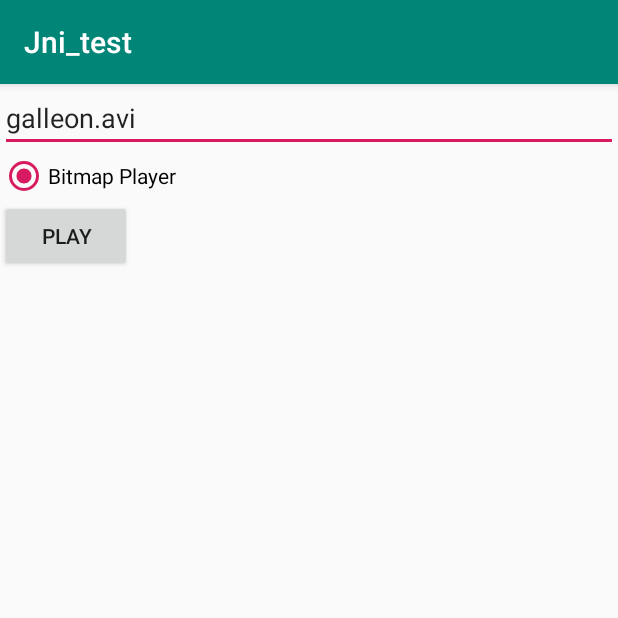
After one commit to jigangzhang/jni_test, an Android app: the MediaAviActivity screen opened directly, with no data from a screen before it, on a phone screen of 412 x 824 dp, the top half of it. The commit adds this screen. Run offline under Robolectric (Android 15) with nearby library versions, the phone set to English and light mode, and no system bars.

Commit message:
实现AVI视频播放（Bitmap player）；

```diff
--- a/app/src/main/AndroidManifest.xml
+++ b/app/src/main/AndroidManifest.xml
@@ -13,6 +13,10 @@
             android:roundIcon="@mipmap/ic_launcher_round"
             android:supportsRtl="true"
             android:theme="@style/AppTheme">
+        <activity android:name=".media.BitmapPlayerActivity" android:label="@string/bitmap_player_title">
+        </activity>
+        <activity android:name=".media.MediaAviActivity">
+        </activity>
         <activity android:name=".socket.EchoLocalActivity">
         </activity>
         <activity android:name=".socket.EchoClientActivity">
--- a/app/src/main/cpp/CMakeLists.txt
+++ b/app/src/main/cpp/CMakeLists.txt
@@ -63,4 +63,4 @@ target_link_libraries( # Specifies the target library.  指定目标library
 
 #添加子目录,将会调用子目录中的CMakeLists.txt, 生成多个 so库
 ADD_SUBDIRECTORY(echo)
-#ADD_SUBDIRECTORY(two)
+ADD_SUBDIRECTORY(meida)
--- a/app/src/main/java/com/god/seep/jni_test/MainActivity.kt
+++ b/app/src/main/java/com/god/seep/jni_test/MainActivity.kt
@@ -8,6 +8,7 @@ import androidx.appcompat.app.AppCompatActivity
 import android.os.Bundle
 import android.util.Log
 import androidx.annotation.RequiresApi
+import com.god.seep.jni_test.media.MediaAviActivity
 import com.god.seep.jni_test.socket.EchoClientActivity
 import com.god.seep.jni_test.socket.EchoLocalActivity
 import com.god.seep.jni_test.socket.EchoServerActivity
@@ -37,6 +38,7 @@ class MainActivity : AppCompatActivity() {
         echo.setOnClickListener { startActivity(Intent(this, EchoServerActivity::class.java)) }
         client.setOnClickListener { startActivity(Intent(this, EchoClientActivity::class.java)) }
         local.setOnClickListener { startActivity(Intent(this, EchoLocalActivity::class.java)) }
+        media_avi.setOnClickListener { startActivity(Intent(this, MediaAviActivity::class.java)) }
     }
 
     fun testA(): String {
--- /dev/null
+++ b/app/src/main/java/com/god/seep/jni_test/media/MediaAviActivity.kt
@@ -0,0 +1,31 @@
+package com.god.seep.jni_test.media
+
+import android.content.Intent
+import androidx.appcompat.app.AppCompatActivity
+import android.os.Bundle
+import android.os.Environment
+import com.god.seep.jni_test.R
+import kotlinx.android.synthetic.main.activity_media_avi.*
+import java.io.File
+
+class MediaAviActivity : AppCompatActivity() {
+
+    override fun onCreate(savedInstanceState: Bundle?) {
+        super.onCreate(savedInstanceState)
+        setContentView(R.layout.activity_media_avi)
+        play_button.setOnClickListener { onPlayButtonClick() }
+    }
+
+    private fun onPlayButtonClick() {
+        var intent: Intent = Intent()
+        val radioId = player_radio_group.checkedRadioButtonId
+        when (radioId) {
+            R.id.bitmap_player_radio -> {
+                intent.setClass(this, BitmapPlayerActivity::class.java)
+            }
+        }
+        val file = File(Environment.getExternalStorageDirectory(), file_name_edit.text.toString())
+        intent.putExtra(BasePlayerActivity.EXTRA_FILE_NAME, file.absolutePath)
+        startActivity(intent)
+    }
+}
--- /dev/null
+++ b/app/src/main/res/layout/activity_media_avi.xml
@@ -0,0 +1,43 @@
+<?xml version="1.0" encoding="utf-8"?>
+<androidx.constraintlayout.widget.ConstraintLayout
+        xmlns:android="http://schemas.android.com/apk/res/android"
+        xmlns:tools="http://schemas.android.com/tools"
+        xmlns:app="http://schemas.android.com/apk/res-auto"
+        android:layout_width="match_parent"
+        android:layout_height="match_parent"
+        tools:context=".media.MediaAviActivity">
+
+    <EditText
+            android:id="@+id/file_name_edit"
+            android:layout_width="match_parent"
+            android:layout_height="wrap_content"
+            android:ems="10"
+            android:hint="@string/file_name_hint"
+            android:text="@string/file_name_text"
+            app:layout_constraintTop_toTopOf="parent">
+        <requestFocus/>
+    </EditText>
+
+    <RadioGroup
+            android:id="@+id/player_radio_group"
+            android:layout_width="wrap_content"
+            android:layout_height="wrap_content"
+            app:layout_constraintTop_toBottomOf="@+id/file_name_edit"
+            app:layout_constraintLeft_toLeftOf="parent">
+
+        <RadioButton
+                android:id="@+id/bitmap_player_radio"
+                android:layout_width="wrap_content"
+                android:layout_height="wrap_content"
+                android:checked="true"
+                android:text="@string/bitmap_player_radio"/>
+    </RadioGroup>
+
+    <Button
+            android:id="@+id/play_button"
+            android:layout_width="wrap_content"
+            android:layout_height="wrap_content"
+            android:text="@string/play_button"
+            app:layout_constraintLeft_toLeftOf="parent"
+            app:layout_constraintTop_toBottomOf="@+id/player_radio_group"/>
+</androidx.constraintlayout.widget.ConstraintLayout>
--- a/app/src/main/res/values/strings.xml
+++ b/app/src/main/res/values/strings.xml
@@ -5,6 +5,7 @@
     <string name="menu_echo">Echo</string>
     <string name="menu_client">Client</string>
     <string name="menu_local">Local</string>
+    <string name="menu_media_avi">Media AVI</string>
     <string name="title">Threads</string>
     <string name="threads_edit">Thread Count</string>
     <string name="iterations_edit">Iteration Count</string>
@@ -20,4 +21,12 @@
     <string name="message_edit">Message</string>
     <string name="title_local_echo">Local Echo</string>
     <string name="local_port_edit">Port Name</string>
+
+    <string name="media_avi_title">Media Avi</string>
+    <string name="file_name_hint">AVI Video File Name</string>
+    <string name="file_name_text">galleon.avi</string>
+    <string name="play_button">Play</string>
+    <string name="error_alert_title">Error Occurred</string>
+    <string name="bitmap_player_radio">Bitmap Player</string>
+    <string name="bitmap_player_title">Bitmap Player</string>
 </resources>
```
Also changed, not shown: app/src/main/cpp/meida/CMakeLists.txt (added, +29 -0 lines), app/src/main/java/com/god/seep/jni_test/media/BasePlayerActivity.kt (added, +74 -0 lines), app/src/main/java/com/god/seep/jni_test/media/BitmapPlayerActivity.kt (added, +60 -0 lines), app/src/main/res/layout/activity_bitmap_player.xml (added, +14 -0 lines), app/src/main/res/layout/activity_main.xml (+9 -0 lines), 9 other files.
